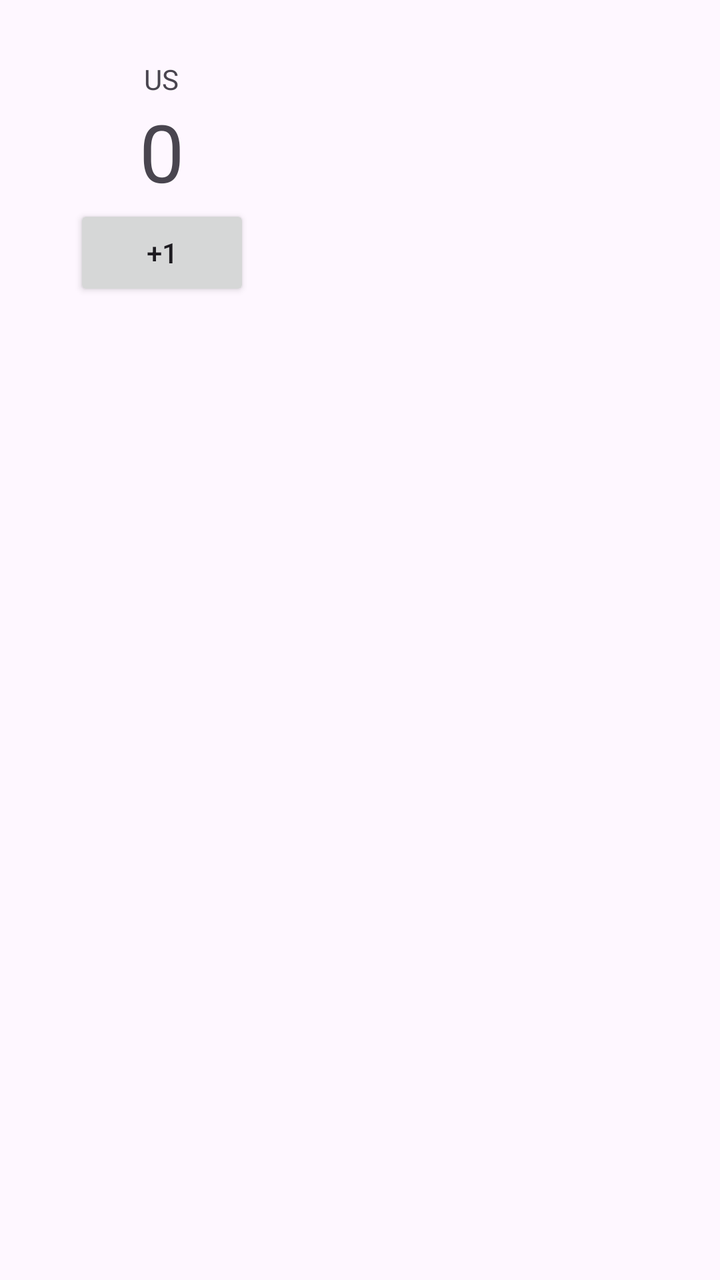
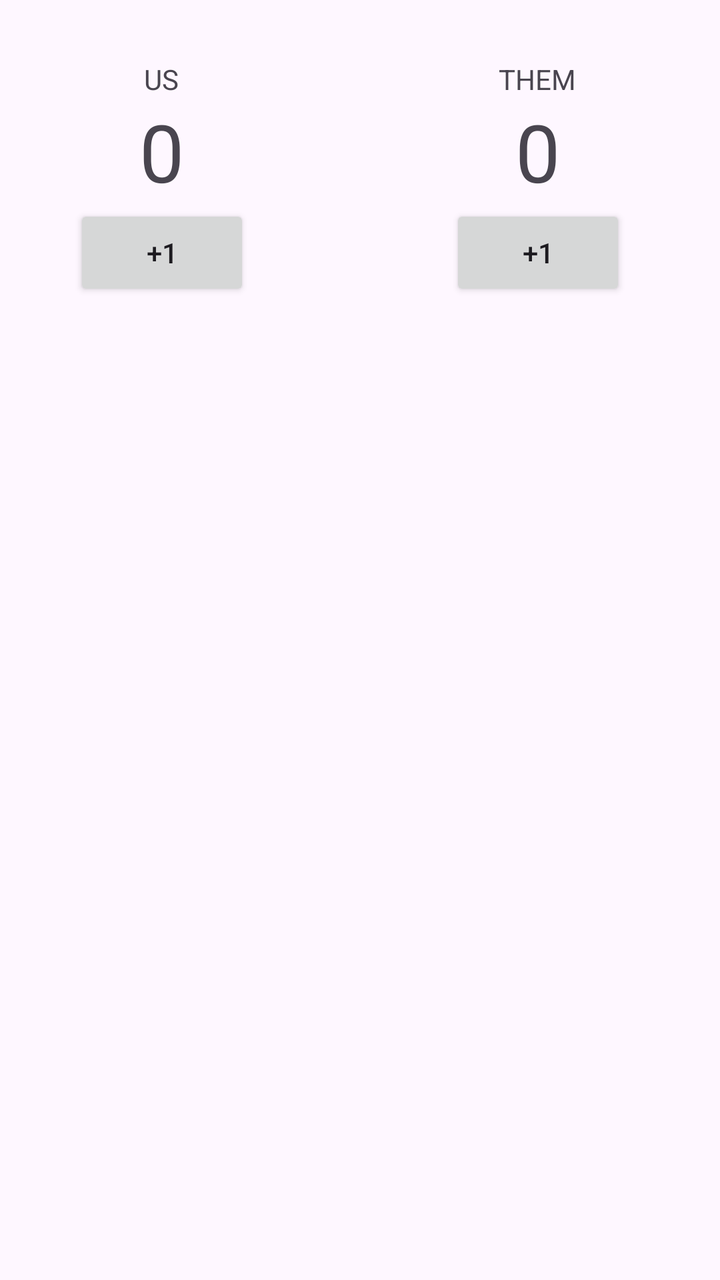

Compare the two renders of this Android layout. The source of the first and the diff that turns it into the second are given below.
<!-- AndroidManifest.xml: application theme Theme.TrucoScoreBoard -->
<!-- res/layout/activity_main.xml -->
<?xml version="1.0" encoding="utf-8"?>
<androidx.constraintlayout.widget.ConstraintLayout
    xmlns:android="http://schemas.android.com/apk/res/android"
    xmlns:tools="http://schemas.android.com/tools"
    xmlns:app="http://schemas.android.com/apk/res-auto"
    android:id="@+id/main"
    android:layout_width="match_parent"
    android:layout_height="match_parent"
    tools:context=".MainActivity">

    <androidx.constraintlayout.widget.Guideline
        android:id="@+id/_20_gl"
        android:layout_width="wrap_content"
        android:layout_height="wrap_content"
        android:orientation="vertical"
        app:layout_constraintGuide_percent="0.20"/>

    <TextView
        android:id="@+id/us_points_label_tv"
        android:layout_width="wrap_content"
        android:layout_height="wrap_content"
        android:text="@string/us"
        android:layout_marginTop="30dp"
        app:layout_constraintStart_toStartOf="@id/_20_gl"
        app:layout_constraintTop_toTopOf="parent"/>

    <TextView
        android:id="@+id/us_points_tv"
        android:layout_width="wrap_content"
        android:layout_height="wrap_content"
        android:text="0"
        android:textSize="40sp"
        android:gravity="center_horizontal"
        app:layout_constraintStart_toStartOf="@id/us_points_label_tv"
        app:layout_constraintEnd_toEndOf="@id/us_points_label_tv"
        app:layout_constraintTop_toBottomOf="@id/us_points_label_tv"
        />

    <Button
        android:id="@+id/us_point_bt"
        android:layout_width="wrap_content"
        android:layout_height="wrap_content"
        android:layout_marginHorizontal="5dp"
        android:text="+1"
        app:layout_constraintStart_toStartOf="@id/us_points_tv"
        app:layout_constraintEnd_toEndOf="@id/us_points_tv"
        app:layout_constraintTop_toBottomOf="@id/us_points_tv" />
  </androidx.constraintlayout.widget.ConstraintLayout>
<!-- resources referenced by this layout -->
<resources>
  <string name="us">US</string>
  <style name="Theme.TrucoScoreBoard" parent="Base.Theme.TrucoScoreBoard" />
  <style name="Base.Theme.TrucoScoreBoard" parent="Theme.Material3.DayNight.NoActionBar">
          
          
      </style>
</resources>

<!-- the commit's change to res/layout/activity_main.xml (unified diff, before → after) -->
@@ -45,4 +45,40 @@
         app:layout_constraintStart_toStartOf="@id/us_points_tv"
         app:layout_constraintEnd_toEndOf="@id/us_points_tv"
         app:layout_constraintTop_toBottomOf="@id/us_points_tv" />
+
+    <androidx.constraintlayout.widget.Guideline
+        android:id="@+id/_80_gl"
+        android:layout_width="wrap_content"
+        android:layout_height="wrap_content"
+        android:orientation="vertical"
+        app:layout_constraintGuide_percent="0.80"/>
+
+    <TextView
+        android:id="@+id/them_points_label_tv"
+        android:layout_width="wrap_content"
+        android:layout_height="wrap_content"
+        android:text="@string/them"
+        android:layout_marginTop="30dp"
+        app:layout_constraintEnd_toEndOf="@id/_80_gl"
+        app:layout_constraintTop_toTopOf="parent"/>
+
+    <TextView
+        android:id="@+id/them_points_tv"
+        android:layout_width="wrap_content"
+        android:layout_height="wrap_content"
+        android:text="0"
+        android:textSize="40sp"
+        app:layout_constraintStart_toStartOf="@id/them_points_label_tv"
+        app:layout_constraintEnd_toEndOf="@id/them_points_label_tv"
+        app:layout_constraintTop_toBottomOf="@id/them_points_label_tv"/>
+
+    <Button
+        android:id="@+id/them_point_bt"
+        android:layout_width="wrap_content"
+        android:layout_height="wrap_content"
+        android:text="+1"
+        app:layout_constraintStart_toStartOf="@id/them_points_tv"
+        app:layout_constraintEnd_toEndOf="@id/them_points_tv"
+        app:layout_constraintTop_toBottomOf="@id/them_points_tv"/>
+
   </androidx.constraintlayout.widget.ConstraintLayout>
<!-- resource entries referenced after the edit -->
@@ -1,5 +1,6 @@
 <!-- resources referenced by this layout -->
 <resources>
+  <string name="them">THEM</string>
   <string name="us">US</string>
   <style name="Theme.TrucoScoreBoard" parent="Base.Theme.TrucoScoreBoard" />
   <style name="Base.Theme.TrucoScoreBoard" parent="Theme.Material3.DayNight.NoActionBar">
